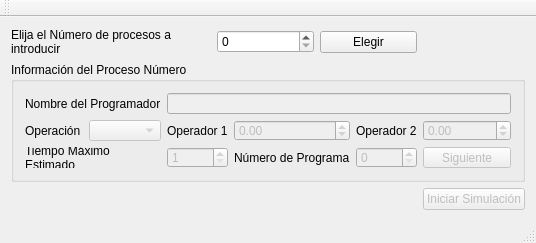
This is P2/mainwindow.ui in macondiano100/P1 as Qt 5 draws it before an edit. The edited form follows.
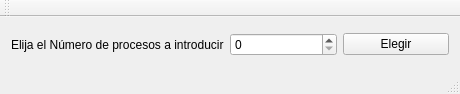
This is the edited form.

Commit message:
Modificada la venta principal
Borradas propiedades sin utilizar, adecuada a los requerimientos de la
P2

```diff
--- a/P2/mainwindow.ui
+++ b/P2/mainwindow.ui
@@ -6,8 +6,8 @@
    <rect>
     <x>0</x>
     <y>0</y>
-    <width>472</width>
-    <height>237</height>
+    <width>460</width>
+    <height>94</height>
    </rect>
   </property>
   <property name="windowTitle">
@@ -15,142 +15,8 @@
   </property>
   <widget class="QWidget" name="centralWidget">
    <layout class="QGridLayout" name="gridLayout">
-    <item row="1" column="0" colspan="5">
-     <widget class="QGroupBox" name="groupInfoProceso">
-      <property name="title">
-       <string>Información del Proceso Número </string>
-      </property>
-      <layout class="QGridLayout" name="gridLayout_2">
-       <item row="1" column="1">
-        <widget class="QComboBox" name="comboOperacion">
-         <property name="enabled">
-          <bool>false</bool>
-         </property>
-        </widget>
-       </item>
-       <item row="1" column="0">
-        <widget class="QLabel" name="label_3">
-         <property name="text">
-          <string>Operación</string>
-         </property>
-        </widget>
-       </item>
-       <item row="0" column="0" colspan="2">
-        <widget class="QLabel" name="label_2">
-         <property name="text">
-          <string>Nombre del Programador</string>
-         </property>
-        </widget>
-       </item>
-       <item row="0" column="2" colspan="4">
-        <widget class="QLineEdit" name="campoNombreProgramador">
-         <property name="enabled">
-          <bool>false</bool>
-         </property>
-        </widget>
-       </item>
-       <item row="1" column="4">
-        <widget class="QLabel" name="label_7">
-         <property name="text">
-          <string>Operador 2</string>
-         </property>
-        </widget>
-       </item>
-       <item row="1" column="2">
-        <widget class="QLabel" name="label_6">
-         <property name="text">
-          <string>Operador 1</string>
-         </property>
-        </widget>
-       </item>
-       <item row="1" column="3">
-        <widget class="QDoubleSpinBox" name="spinOperador1">
-         <property name="enabled">
-          <bool>false</bool>
-         </property>
-         <property name="minimum">
-          <double>-1000000.000000000000000</double>
-         </property>
-         <property name="maximum">
-          <double>1000000.000000000000000</double>
-         </property>
-        </widget>
-       </item>
-       <item row="1" column="5">
-        <widget class="QDoubleSpinBox" name="spinOperador2">
-         <property name="enabled">
-          <bool>false</bool>
-         </property>
-         <property name="minimum">
-          <double>-1000000.000000000000000</double>
-         </property>
-         <property name="maximum">
-          <double>1000000.000000000000000</double>
-         </property>
-         <property name="value">
-          <double>0.000000000000000</double>
-         </property>
-        </widget>
-       </item>
-       <item row="2" column="0" colspan="2">
-        <widget class="QLabel" name="label_4">
-         <property name="text">
-          <string>Tiempo Máximo Estimado</string>
-         </property>
-         <property name="wordWrap">
-          <bool>true</bool>
-         </property>
-        </widget>
-       </item>
-       <item row="2" column="4">
-        <widget class="QSpinBox" name="spinId">
-         <property name="enabled">
-          <bool>false</bool>
-         </property>
-        </widget>
-       </item>
-       <item row="2" column="3">
-        <widget class="QLabel" name="label_5">
-         <property name="text">
-          <string>Número de Programa</string>
-         </property>
-        </widget>
-       </item>
-       <item row="2" column="2">
-        <widget class="QSpinBox" name="spinMaxTime">
-         <property name="enabled">
-          <bool>false</bool>
-         </property>
-         <property name="minimum">
-          <number>1</number>
-         </property>
-        </widget>
-       </item>
-       <item row="2" column="5">
-        <widget class="QPushButton" name="botonSIguienteProceso">
-         <property name="enabled">
-          <bool>false</bool>
-         </property>
-         <property name="text">
-          <string>Siguiente</string>
-         </property>
-        </widget>
-       </item>
-      </layout>
-      <zorder>spinOperador2</zorder>
-      <zorder>label_6</zorder>
-      <zorder>label_4</zorder>
-      <zorder>spinMaxTime</zorder>
-      <zorder>spinOperador1</zorder>
-      <zorder>comboOperacion</zorder>
-      <zorder>campoNombreProgramador</zorder>
-      <zorder>label_2</zorder>
-      <zorder>label_5</zorder>
-      <zorder>spinId</zorder>
-      <zorder>label_7</zorder>
-      <zorder>label_3</zorder>
-      <zorder>botonSIguienteProceso</zorder>
-     </widget>
+    <item row="0" column="2">
+     <widget class="QSpinBox" name="spinBoxNumeroProcesos"/>
     </item>
     <item row="0" column="0" colspan="2">
      <widget class="QLabel" name="label">
@@ -169,19 +35,6 @@
       </property>
      </widget>
     </item>
-    <item row="0" column="2">
-     <widget class="QSpinBox" name="spinBoxNumeroProcesos"/>
-    </item>
-    <item row="2" column="4">
-     <widget class="QPushButton" name="botonSimular">
-      <property name="enabled">
-       <bool>false</bool>
-      </property>
-      <property name="text">
-       <string>Iniciar Simulación</string>
-      </property>
-     </widget>
-    </item>
    </layout>
   </widget>
   <widget class="QMenuBar" name="menuBar">
```
Left out of the diff: 41 changed lines with no effect on the pictures. The commit also changes 2 other files.
